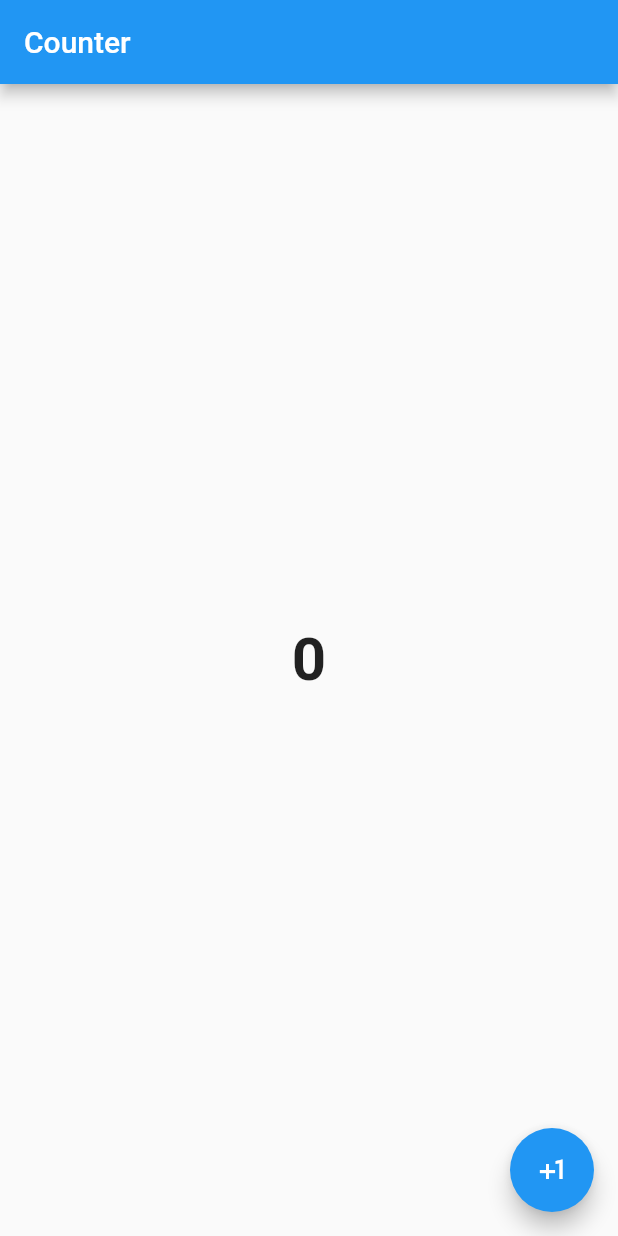
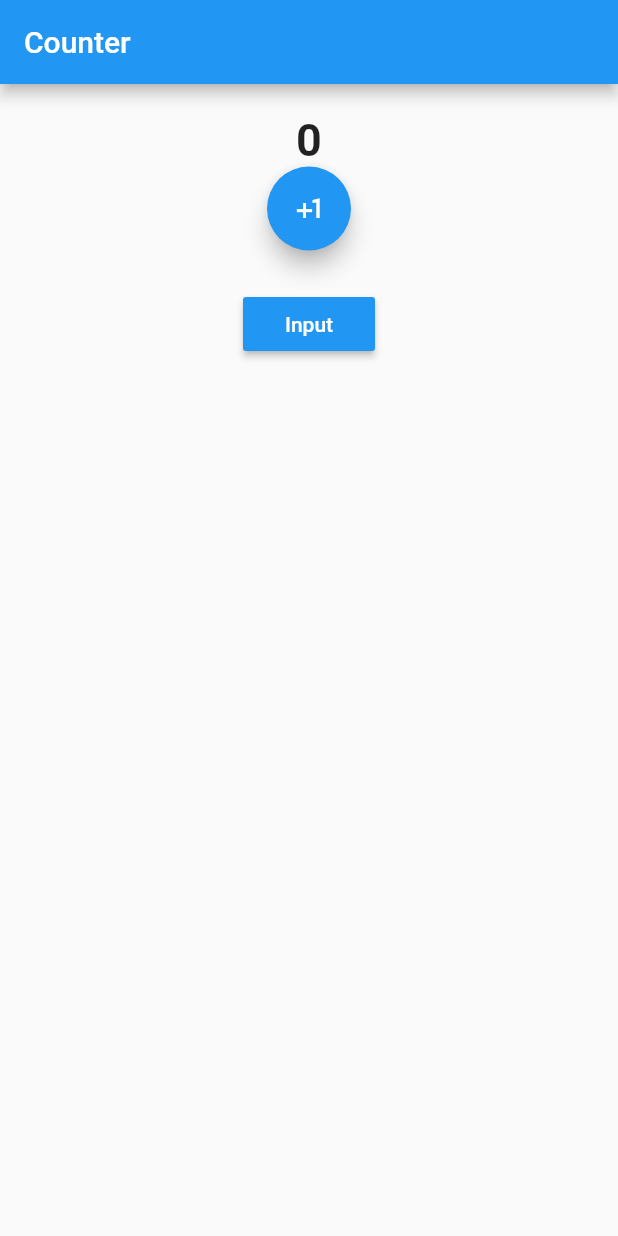
Before and after one commit to aymiechalouhy/my_first_App, a Flutter app: the screen it shows after launch, on a phone screen of 412 x 824 dp. Run offline on Flutter 3.47's test engine with Material 2 defaults, Android fonts, the phone set to English and light mode, and no system bars; our stand-ins replace get.

Commit message:
Input Validation

```diff
--- a/prova/lib/home.dart
+++ b/prova/lib/home.dart
@@ -1,4 +1,6 @@
+import 'package:get/get.dart';
 import 'package:flutter/material.dart';
+import 'package:prova/input.dart';
 
 class HomePage2 extends StatefulWidget {
   const HomePage2({Key? key}) : super(key: key);
@@ -15,18 +17,32 @@ class _HomePage2State extends State<HomePage2> {
       appBar: AppBar(
         title: const Text("Counter"),
       ),
-      body: Center(
+      body: Column(children: [
+        const SizedBox(height: 20),
+        Center(
             child: Text(
           "$count",
-         style: const TextStyle(fontSize: 40, fontWeight: FontWeight.bold),
+          style: const TextStyle(fontSize: 30, fontWeight: FontWeight.bold),
         )),
-      floatingActionButton: FloatingActionButton(
+        FloatingActionButton(
             onPressed: () {
               setState(() {
                 count = count + 1;
               });
             },
             child: const Icon(Icons.plus_one)),
+        const SizedBox(
+          height: 25,
+        ),
+        MaterialButton(
+          onPressed: () {
+            Get.to(() =>const InputScreen());
+          },
+          child: const Text("Input"),
+          color: Colors.blue,
+          textColor: Colors.white,
+        )
+      ]),
     );
   }
 }
--- a/prova/pubspec.yaml
+++ b/prova/pubspec.yaml
@@ -34,6 +34,7 @@ dependencies:
   # The following adds the Cupertino Icons font to your application.
   # Use with the CupertinoIcons class for iOS style icons.
   cupertino_icons: ^1.0.2
+  get: ^4.6.5
 
 dev_dependencies:
   flutter_test:
```
Also changed, not shown: prova/lib/input.dart (added, +102 -0 lines), prova/lib/main.dart (+4 -35 lines), prova/pubspec.lock, 1 other file. Lines whose indentation alone changed are shown as unchanged.
